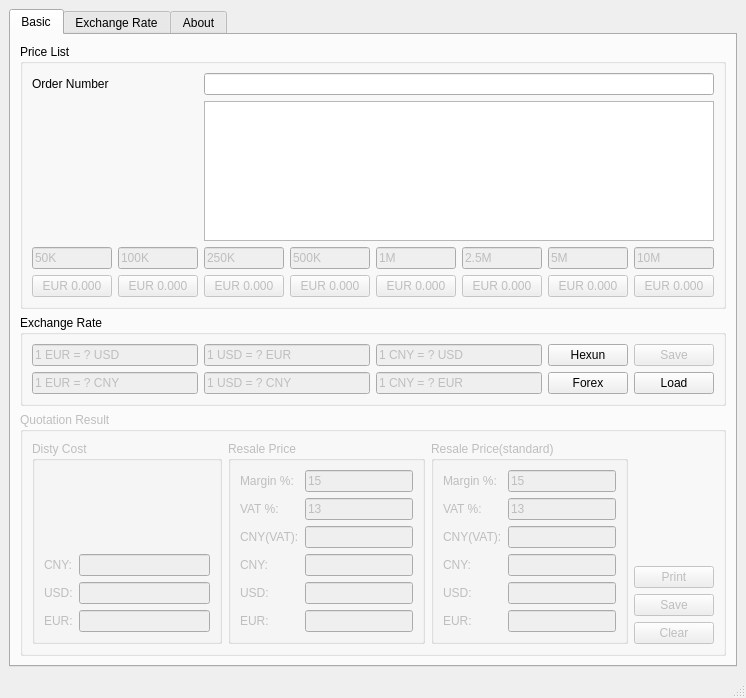
Before: the Qt Designer form main_window.ui in lgnq/EasyQuotation, drawn with Qt 5.
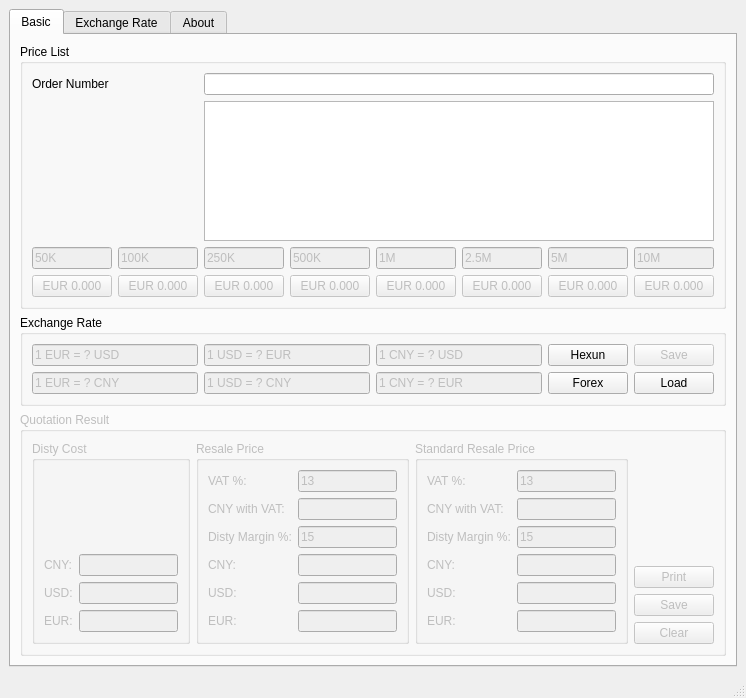
After: the same form once the commit is applied. The open tabs and pages were chosen to show the change. Custom widgets are drawn as their Qt base class.

What changed in the file:
```diff
--- a/main_window.ui
+++ b/main_window.ui
@@ -392,20 +392,20 @@
               <string>Resale Price</string>
              </property>
              <layout class="QGridLayout" name="gridLayout_2">
-              <item row="9" column="0">
-               <widget class="QLabel" name="label_8">
-                <property name="text">
-                 <string>EUR:</string>
-                </property>
-               </widget>
-              </item>
-              <item row="9" column="1">
+              <item row="10" column="1">
                <widget class="QLineEdit" name="rs_eur">
                 <property name="enabled">
                  <bool>false</bool>
                 </property>
                </widget>
               </item>
+              <item row="10" column="0">
+               <widget class="QLabel" name="label_8">
+                <property name="text">
+                 <string>EUR:</string>
+                </property>
+               </widget>
+              </item>
               <item row="4" column="1">
                <widget class="QLineEdit" name="rs_cny_vat">
                 <property name="enabled">
@@ -413,41 +413,41 @@
                 </property>
                </widget>
               </item>
-              <item row="4" column="0">
-               <widget class="QLabel" name="label_16">
-                <property name="text">
-                 <string>CNY(VAT):</string>
-                </property>
-               </widget>
-              </item>
-              <item row="8" column="1">
-               <widget class="QLineEdit" name="rs_usd">
-                <property name="enabled">
-                 <bool>false</bool>
-                </property>
-               </widget>
-              </item>
-              <item row="6" column="1">
-               <widget class="QLineEdit" name="rs_cny">
-                <property name="enabled">
-                 <bool>false</bool>
-                </property>
-               </widget>
-              </item>
-              <item row="6" column="0">
+              <item row="7" column="0">
                <widget class="QLabel" name="label_9">
                 <property name="text">
                  <string>CNY:</string>
                 </property>
                </widget>
               </item>
-              <item row="8" column="0">
+              <item row="7" column="1">
+               <widget class="QLineEdit" name="rs_cny">
+                <property name="enabled">
+                 <bool>false</bool>
+                </property>
+               </widget>
+              </item>
+              <item row="4" column="0">
+               <widget class="QLabel" name="label_16">
+                <property name="text">
+                 <string>CNY with VAT:</string>
+                </property>
+               </widget>
+              </item>
+              <item row="9" column="0">
                <widget class="QLabel" name="label_7">
                 <property name="text">
                  <string>USD:</string>
                 </property>
                </widget>
               </item>
+              <item row="9" column="1">
+               <widget class="QLineEdit" name="rs_usd">
+                <property name="enabled">
+                 <bool>false</bool>
+                </property>
+               </widget>
+              </item>
               <item row="1" column="1">
                <widget class="QLineEdit" name="vat">
                 <property name="text">
@@ -462,14 +462,14 @@
                 </property>
                </widget>
               </item>
-              <item row="0" column="0">
+              <item row="5" column="0">
                <widget class="QLabel" name="label_6">
                 <property name="text">
-                 <string>Margin %:</string>
+                 <string>Disty Margin %:</string>
                 </property>
                </widget>
               </item>
-              <item row="0" column="1">
+              <item row="5" column="1">
                <widget class="QLineEdit" name="margin">
                 <property name="text">
                  <string>15</string>
@@ -482,65 +482,51 @@
            <item>
             <widget class="QGroupBox" name="groupBox_5">
              <property name="title">
-              <string>Resale Price(standard) </string>
+              <string>Standard Resale Price</string>
              </property>
              <layout class="QGridLayout" name="gridLayout_4">
-              <item row="7" column="1">
+              <item row="1" column="1">
+               <widget class="QLineEdit" name="vat_x">
+                <property name="text">
+                 <string>13</string>
+                </property>
+               </widget>
+              </item>
+              <item row="8" column="1">
                <widget class="QLineEdit" name="rs_eur_x">
                 <property name="enabled">
                  <bool>false</bool>
                 </property>
                </widget>
               </item>
-              <item row="7" column="0">
+              <item row="8" column="0">
                <widget class="QLabel" name="label_15">
                 <property name="text">
                  <string>EUR:</string>
                 </property>
                </widget>
               </item>
-              <item row="4" column="0">
+              <item row="5" column="0">
                <widget class="QLabel" name="label_13">
                 <property name="text">
                  <string>CNY:</string>
                 </property>
                </widget>
               </item>
-              <item row="0" column="0">
-               <widget class="QLabel" name="label_5">
-                <property name="text">
-                 <string>Margin %:</string>
-                </property>
-               </widget>
-              </item>
-              <item row="0" column="1">
-               <widget class="QLineEdit" name="margin_x">
-                <property name="text">
-                 <string>15</string>
-                </property>
-               </widget>
-              </item>
-              <item row="2" column="0">
-               <widget class="QLabel" name="label_18">
-                <property name="text">
-                 <string>CNY(VAT):</string>
-                </property>
-               </widget>
-              </item>
-              <item row="4" column="1">
-               <widget class="QLineEdit" name="rs_cny_x">
-                <property name="enabled">
-                 <bool>false</bool>
-                </property>
-               </widget>
-              </item>
-              <item row="6" column="1">
+              <item row="7" column="1">
                <widget class="QLineEdit" name="rs_usd_x">
                 <property name="enabled">
                  <bool>false</bool>
                 </property>
                </widget>
               </item>
+              <item row="5" column="1">
+               <widget class="QLineEdit" name="rs_cny_x">
+                <property name="enabled">
+                 <bool>false</bool>
+                </property>
+               </widget>
+              </item>
               <item row="2" column="1">
                <widget class="QLineEdit" name="rs_cny_vat_x">
                 <property name="enabled">
@@ -548,13 +534,20 @@
                 </property>
                </widget>
               </item>
-              <item row="6" column="0">
+              <item row="7" column="0">
                <widget class="QLabel" name="label_14">
                 <property name="text">
                  <string>USD:</string>
                 </property>
                </widget>
               </item>
+              <item row="2" column="0">
+               <widget class="QLabel" name="label_18">
+                <property name="text">
+                 <string>CNY with VAT:</string>
+                </property>
+               </widget>
+              </item>
               <item row="1" column="0">
                <widget class="QLabel" name="label_11">
                 <property name="text">
@@ -562,10 +555,17 @@
                 </property>
                </widget>
               </item>
-              <item row="1" column="1">
-               <widget class="QLineEdit" name="vat_x">
+              <item row="3" column="0">
+               <widget class="QLabel" name="label_5">
                 <property name="text">
-                 <string>13</string>
+                 <string>Disty Margin %:</string>
+                </property>
+               </widget>
+              </item>
+              <item row="3" column="1">
+               <widget class="QLineEdit" name="margin_x">
+                <property name="text">
+                 <string>15</string>
                 </property>
                </widget>
               </item>
```
Left out of the diff: 2 changed lines with no effect on the pictures.
